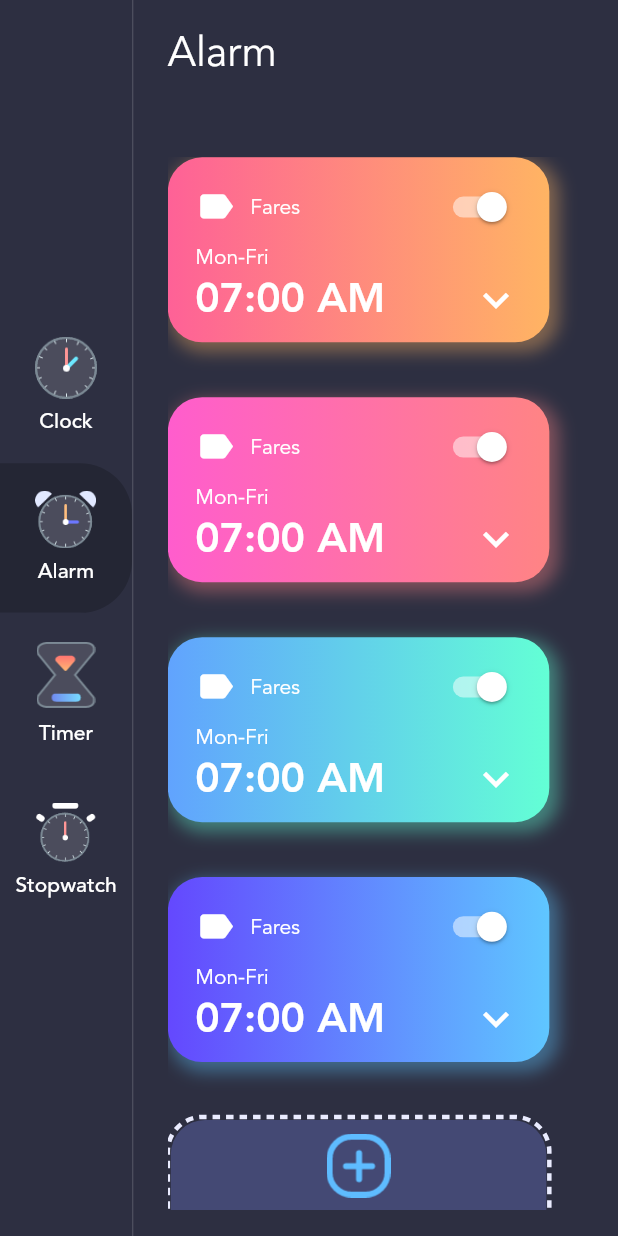
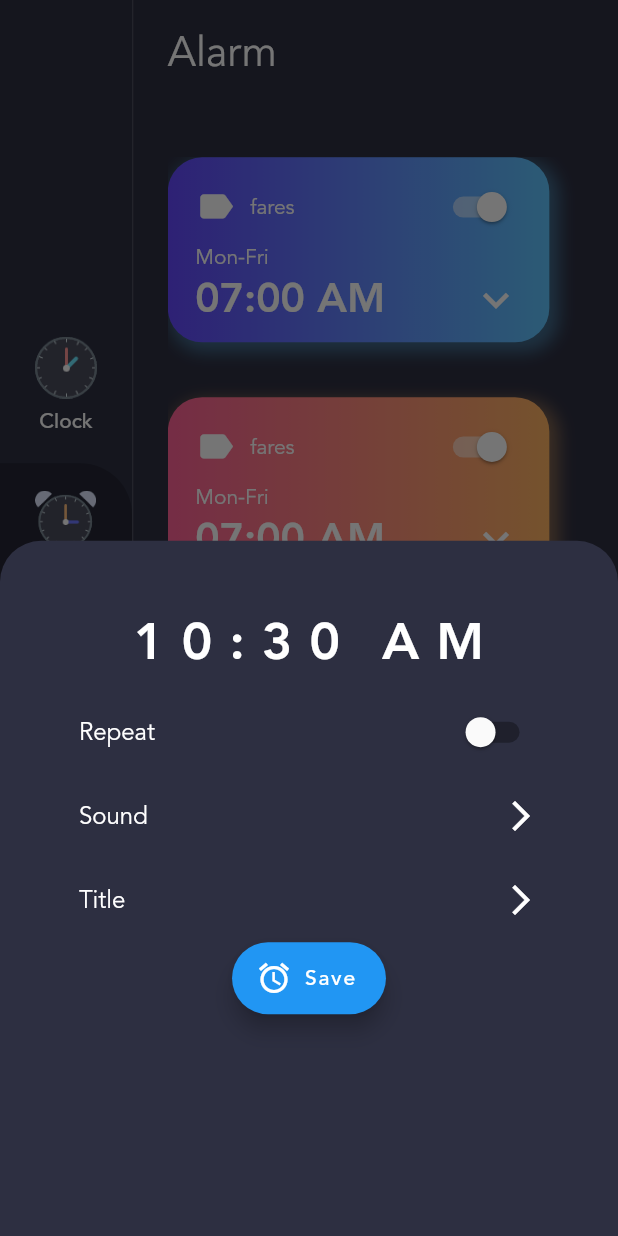
Before and after one commit to gen-eslam/clock_app, a Flutter app: the screen it shows after launch, after a tap on "Alarm", after a tap on "Add Alarm", on a phone screen of 412 x 824 dp. Run offline on Flutter 3.47's test engine with Material 2 defaults, Android fonts, the phone set to English and light mode, and no system bars; drawn by our look-alikes of dotted_border; our stand-ins replace awesome_notifications, flutter_screenutil, get, get_storage, sqflite; missing offline and left inert: dart:ffi; accounts and stored records are empty.

Commit message:
some changes

```diff
--- a/lib/controllers/home_page_controller.dart
+++ b/lib/controllers/home_page_controller.dart
@@ -1,20 +1,19 @@
 import 'dart:async';
 
-import 'package:clock_app/model/enums.dart';
-import 'package:clock_app/utils/constans_string.dart';
+
 import 'package:get/get.dart';
 import 'package:intl/intl.dart';
 
-import '../model/menu_info.dart';
-import '../model/static_data.dart';
+
 
 class HomePageController extends GetxController {
-  RxString formattedTime = DateFormat("hh:mm").format(DateTime.now()).obs;
+  RxString formattedTime = DateFormat.jm().format(DateTime.now()).obs;
   RxString formattedDate = DateFormat("EEE, d MMM").format(DateTime.now()).obs;
   String timeZoneString =
       DateTime.now().timeZoneOffset.toString().split('.').first;
   String offsetSign = '';
   int currentIndex = 0;
+
   // late MenuInfo currentMenuInfo = menuItems[0];
 
   @override
@@ -33,12 +32,15 @@ class HomePageController extends GetxController {
   void updateTime() {
     Timer.periodic(const Duration(seconds: 1), (timer) {
       formattedTime.value =
-          DateFormat("hh:mm").format(DateTime.now()).toString();
+          DateFormat.jm().format(DateTime.now()).toString();
     });
   }
-  void updateIndex(int index){
+
+  void updateIndex(int index) {
     currentIndex = index;
     update();
   }
 
+
+
 }
--- a/lib/main.dart
+++ b/lib/main.dart
@@ -1,24 +1,31 @@
+
+import 'package:awesome_notifications/awesome_notifications.dart';
 import 'package:clock_app/utils/bindings/binding.dart';
-import 'package:clock_app/utils/constans_string.dart';
+import 'package:clock_app/utils/constans/constans_string.dart';
 import 'package:clock_app/utils/routes/routes.dart';
+import 'package:clock_app/utils/services/database_helper.dart';
+import 'package:clock_app/utils/services/loacl_notification.dart';
 import 'package:clock_app/utils/theme/theme_app.dart';
 import 'package:flutter/material.dart';
 import 'package:flutter/services.dart';
-import 'package:flutter_local_notifications/flutter_local_notifications.dart';
 import 'package:flutter_screenutil/flutter_screenutil.dart';
 import 'package:get/get.dart';
-final FlutterLocalNotificationsPlugin flutterLocalNotificationsPlugin = FlutterLocalNotificationsPlugin();
 
-void main() {
+void main() async {
   WidgetsFlutterBinding.ensureInitialized();
-   SystemChrome.setPreferredOrientations([DeviceOrientation.portraitUp,DeviceOrientation.portraitDown]);
+  SystemChrome.setPreferredOrientations(
+      [DeviceOrientation.portraitUp, DeviceOrientation.portraitDown]);
+  NotificationService.initializeNotification();
+  NotificationService.requestNotificationPermission();
+  // DatabaseHelper.instance.database;
+
+
   runApp(const MyApp());
 }
 
 class MyApp extends StatelessWidget {
   const MyApp({super.key});
 
-  // This widget is the root of your application.
   @override
   Widget build(BuildContext context) {
     return ScreenUtilInit(
--- a/lib/model/alarm_info.dart
+++ b/lib/model/alarm_info.dart
@@ -1,13 +1,37 @@
 import 'package:flutter/material.dart';
 
+import '../utils/constans/constans_string.dart';
 import '../utils/theme/custom_colors.dart';
 
 class AlarmInfo {
+  int? id;
   DateTime alarmDataTime;
-  String description;
-  bool isActive;
-  List<Color> gradientColors;
+  String title;
+  bool isPending;
+  int gradientColors;
 
   AlarmInfo(
-      {required this.alarmDataTime, this.description="", this.isActive = false,this.gradientColors = GradientColors.sunset});
+      {this.id,
+      required this.alarmDataTime,
+      required this.title,
+      this.isPending = false,
+      this.gradientColors = 0});
+
+  factory AlarmInfo.fromJson(Map<String, dynamic> json) => AlarmInfo(
+        alarmDataTime: json[ConstanceString.columnDateTime],
+        title: json[ConstanceString.columnTitle],
+        id: json[ConstanceString.columnId],
+        gradientColors: json[ConstanceString.columnColorIndex],
+        isPending: json[ConstanceString.columnPending],
+      );
+
+  toJson() {
+    return {
+      ConstanceString.columnId: id,
+      ConstanceString.columnTitle: title,
+      ConstanceString.columnDateTime: alarmDataTime,
+      ConstanceString.columnPending: isPending,
+      ConstanceString.columnColorIndex: gradientColors,
+    };
+  }
 }
--- a/lib/model/static_data.dart
+++ b/lib/model/static_data.dart
@@ -1,10 +1,10 @@
-import 'package:clock_app/utils/theme/custom_colors.dart';
 import 'package:clock_app/view/screens/pages/clock_page.dart';
 import 'package:clock_app/view/screens/pages/stopwatch_page.dart';
 import 'package:clock_app/view/screens/pages/timer_page.dart';
 import 'package:flutter/material.dart';
 
-import '../utils/constans_string.dart';
+import '../utils/constans/constance_image.dart';
+import '../utils/constans/constans_string.dart';
 import '../view/screens/pages/alarm_page.dart';
 import 'alarm_info.dart';
 import 'enums.dart';
@@ -14,19 +14,19 @@ List<MenuInfo> menuItems = [
   MenuInfo(
       menuType: MenuType.clock,
       title: ConstanceString.clock,
-      imageSource: ConstanceString.clockImg),
+      imageSource: ConstanceImage.clockImg),
   MenuInfo(
       menuType: MenuType.alarm,
       title: ConstanceString.alarm,
-      imageSource: ConstanceString.alarmImg),
+      imageSource: ConstanceImage.alarmImg),
   MenuInfo(
       menuType: MenuType.timer,
       title: ConstanceString.timer,
-      imageSource: ConstanceString.timerImg),
+      imageSource: ConstanceImage.timerImg),
   MenuInfo(
       menuType: MenuType.stopwatch,
       title: ConstanceString.stopWatch,
-      imageSource: ConstanceString.stopWatchImg),
+      imageSource: ConstanceImage.stopWatchImg),
 ];
 
 List<Widget> pages = const [
@@ -38,8 +38,8 @@ List<Widget> pages = const [
 
 ///test data
 List<AlarmInfo> alarmInfo = [
-   AlarmInfo(alarmDataTime: DateTime.now(),description: "Fares",gradientColors: GradientColors.sunset,isActive: true),
-   AlarmInfo(alarmDataTime: DateTime.now(),description: "Fares",gradientColors: GradientColors.fire,isActive: false),
-   AlarmInfo(alarmDataTime: DateTime.now(),description: "Fares",gradientColors: GradientColors.sea,isActive: true ),
-   AlarmInfo(alarmDataTime: DateTime.now(),description: "Fares",gradientColors: GradientColors.sky,isActive: true),
+   AlarmInfo(title: "fares",alarmDataTime: DateTime.now(),gradientColors: 0,isPending: true),
+   AlarmInfo(title: "fares",alarmDataTime: DateTime.now(),gradientColors:1,isPending: false),
+   AlarmInfo(title: "fares",alarmDataTime: DateTime.now(),gradientColors: 2,isPending: true ),
+   AlarmInfo(title: "fares",alarmDataTime: DateTime.now(),gradientColors: 0,isPending: true),
 ];
--- /dev/null
+++ b/lib/utils/constans/constance_image.dart
@@ -0,0 +1,7 @@
+class ConstanceImage{
+  static const String alarmImg = "assets/alarm_icon.png";
+  static const String addAlarmImg = "assets/add_alarm.png";
+  static const String clockImg = "assets/clock_icon.png";
+  static const String stopWatchImg = "assets/stopwatch_icon.png";
+  static const String timerImg = "assets/timer_icon.png";
+}
--- /dev/null
+++ b/lib/utils/constans/constans_string.dart
@@ -0,0 +1,32 @@
+class ConstanceString{
+  static const String appName = "Clock App";
+
+
+    /// font family todo change it to theme
+    static const String fontFamily = "avenir";
+
+    /// home Screen
+    static const String clock = "Clock";
+    static const String alarm = "Alarm";
+    static const String timer = "Timer";
+    static const String stopWatch = "Stopwatch";
+
+    /// clock screen
+    static const String timeZone = "Timezone";
+
+    ///Alarm screen
+    static const String addAlarm = "Add Alarm";
+
+
+
+    ///database helper
+  static int version = 1;
+  static String databaseName = "alarm.db";
+  static String tableName = "alarm";
+  static String columnId = "id";
+  static String columnTitle = "title";
+  static String columnDateTime = "alarmDateTime";
+  static String columnPending = "isPending";
+  static String columnColorIndex = "gradientColorIndex";
+
+}
--- a/lib/utils/constans_string.dart
+++ /dev/null
@@ -1,22 +0,0 @@
-class ConstanceString{
-  static const String appName = "Clock App";
-
-
-  /// Image path
-    static const String alarmImg = "assets/alarm_icon.png";
-    static const String addAlarmImg = "assets/add_alarm.png";
-    static const String clockImg = "assets/clock_icon.png";
-    static const String stopWatchImg = "assets/stopwatch_icon.png";
-    static const String timerImg = "assets/timer_icon.png";
-
-    /// font family
-    static const String fontFamily = "avenir";
-
-    /// home Screen
-    static const String clock = "Clock";
-    static const String alarm = "Alarm";
-    static const String timer = "Timer";
-    static const String stopWatch = "Stopwatch";
-
-
-}
--- a/lib/utils/services/loacl_notification.dart
+++ b/lib/utils/services/loacl_notification.dart
@@ -1,12 +1,63 @@
-import 'package:flutter_local_notifications/flutter_local_notifications.dart';
+import 'dart:ffi';
+import 'dart:math';
 
-import '../constans_string.dart';
+import 'package:awesome_notifications/awesome_notifications.dart';
+import 'package:flutter/material.dart';
 
-class LocalNotification{
-  static  Future  init(FlutterLocalNotificationsPlugin flutterLocalNotificationsPlugin)async{
-    AndroidInitializationSettings androidInitializationSettings = const AndroidInitializationSettings(ConstanceString.clockImg);
+class NotificationService {
 
+  static Future<bool> initializeNotification()async{
+   return await AwesomeNotifications().initialize(null, [
+      NotificationChannel(
+        channelKey: 'scheduled_notification',
+        channelName: 'Scheduled Notification',
+        channelDescription: 'Notification channel',
+        defaultPrivacy: NotificationPrivacy.Secret,
+        importance: NotificationImportance.Max,
+        channelShowBadge: true,
+        playSound: true,
+
+
+      )
+
+    ]);
+  }
+  static Future<bool> requestNotificationPermission()async{
+     bool isAllowed = await   AwesomeNotifications().isNotificationAllowed();
+
+     if(!isAllowed){
+       return await  AwesomeNotifications().requestPermissionToSendNotifications();
+
+
+     }
+     return true;
 
   }
 
+  static Future<bool> createScheduleNotification() async {
+    return await AwesomeNotifications().createNotification(
+        content: NotificationContent(
+            id: Random().nextInt(1000),
+            channelKey: "scheduled_notification",
+          title: "fares",
+          body: "faressssssssssssssssssssssssssssssssssssssssssssssssssssssssss",
+          displayOnBackground: true,
+          criticalAlert: true,
+
+
+
+          wakeUpScreen: true,
+
+        ),
+      schedule: NotificationCalendar(
+        day: DateTime.now().day,
+        second: DateTime.now().second+2,
+        hour: DateTime.now().hour,
+        month: DateTime.now().month,
+        allowWhileIdle: true,
+
+
+      ),
+    );
+  }
 }
--- a/lib/utils/theme/theme_app.dart
+++ b/lib/utils/theme/theme_app.dart
@@ -1,4 +1,4 @@
-import 'package:clock_app/utils/constans_string.dart';
+import 'package:clock_app/utils/constans/constans_string.dart';
 import 'package:flutter/material.dart';
 
 import 'custom_colors.dart';
@@ -8,6 +8,7 @@ class ThemeApp{
   static ThemeData lightTheme = ThemeData();
   static ThemeData darkTheme = ThemeData(
     scaffoldBackgroundColor: CustomColors.pageBackgroundColor,
-    fontFamily: ConstanceString.fontFamily ,
+    fontFamily: ConstanceString.fontFamily,
+
   );
 }
--- a/lib/view/screens/home_screen.dart
+++ b/lib/view/screens/home_screen.dart
@@ -34,7 +34,6 @@ class HomeScreen extends GetWidget<HomePageController> {
             ),
             Expanded(
               child: GetBuilder<HomePageController>(builder: (logic) {
-                print("status 1");
                 return Container(
                   padding: const EdgeInsets.symmetric(
                     horizontal: 20,
--- a/lib/view/screens/pages/alarm_page.dart
+++ b/lib/view/screens/pages/alarm_page.dart
@@ -1,13 +1,19 @@
+import 'package:clock_app/controllers/home_page_controller.dart';
 import 'package:clock_app/model/static_data.dart';
-import 'package:clock_app/utils/constans_string.dart';
+import 'package:clock_app/utils/constans/constans_string.dart';
+import 'package:clock_app/utils/theme/theme_app.dart';
 import 'package:clock_app/view/widgets/alarm_card.dart';
+import 'package:clock_app/view/widgets/bottom_sheet.dart';
 import 'package:dotted_border/dotted_border.dart';
 import 'package:flutter/material.dart';
 import 'package:flutter_screenutil/flutter_screenutil.dart';
+import 'package:get/get.dart';
 
+import '../../../utils/constans/constance_image.dart';
+import '../../../utils/services/loacl_notification.dart';
 import '../../../utils/theme/custom_colors.dart';
 
-class AlarmPage extends StatelessWidget {
+class AlarmPage extends GetWidget<HomePageController> {
   const AlarmPage({Key? key}) : super(key: key);
 
   @override
@@ -35,13 +41,27 @@ class AlarmPage extends StatelessWidget {
               Container(
                 margin: EdgeInsetsDirectional.only(bottom: 32.r, end: 20.r),
                 child: GestureDetector(
-                  onTap: () {},
+                  onTap: () {
+                    showModalBottomSheet(
+                        useRootNavigator: true,
+                        useSafeArea: true,
+                        clipBehavior: Clip.antiAlias,
+                        shape: RoundedRectangleBorder(
+                            borderRadius: BorderRadius.vertical(
+                                top: const Radius.circular(24).r)),
+                        backgroundColor:
+                            Theme.of(context).scaffoldBackgroundColor,
+                        context: context,
+                        builder: (context) {
+                          return const CustomBottomSheet();
+                        });
+                  },
                   child: DottedBorder(
                     strokeWidth: 3,
                     color: CustomColors.clockOutline,
                     borderType: BorderType.RRect,
-                    radius: Radius.circular(20).r,
-                    dashPattern: [5, 4],
+                    radius: const Radius.circular(20).r,
+                    dashPattern: const [5, 4],
                     child: Container(
                       width: double.infinity,
                       padding: const EdgeInsets.symmetric(
@@ -55,13 +75,13 @@ class AlarmPage extends StatelessWidget {
                         mainAxisAlignment: MainAxisAlignment.center,
                         children: [
                           Image.asset(
-                            ConstanceString.addAlarmImg,
+                            ConstanceImage.addAlarmImg,
                             scale: 1.5,
                           ),
                           SizedBox(
                             height: 8.r,
                           ),
-                          Text("Add Alarm",
+                          const Text(ConstanceString.addAlarm,
                               style: TextStyle(color: Colors.white)),
                         ],
                       ),
@@ -75,4 +95,6 @@ class AlarmPage extends StatelessWidget {
       ],
     );
   }
+
+
 }
--- a/lib/view/screens/pages/clock_page.dart
+++ b/lib/view/screens/pages/clock_page.dart
@@ -1,5 +1,5 @@
 import 'package:clock_app/controllers/home_page_controller.dart';
-import 'package:clock_app/utils/constans_string.dart';
+import 'package:clock_app/utils/constans/constans_string.dart';
 import 'package:flutter/material.dart';
 import 'package:flutter_screenutil/flutter_screenutil.dart';
 import 'package:get/get.dart';
@@ -29,16 +29,25 @@ class ClockPage extends GetWidget<HomePageController> {
             children: [
               Obx(
                     () =>
-                    Text(
-                      controller.formattedTime.value,
-                      style: TextStyle(
-                          color: Colors.white, fontSize: 64.sp),
+                    RichText(
+
+                      text: TextSpan(
+                        style: TextStyle(
+                            color: Colors.white, fontSize: 64.sp),
+                        text: controller.formattedTime.value.split(" ").first,
+                        children: [
+                          TextSpan(
+                            text: " ${controller.formattedTime.value.split(" ").last}",
+                            style: TextStyle(
+                                color: Colors.white, fontSize: 40.sp),                          ),
+                        ]
+                      ),
                     ),
               ),
               Obx(
                     () =>
                     Text(
-                      "   ${controller.formattedDate.value}",
+                      "${controller.formattedDate.value}",
                       style: TextStyle(
                           color: Colors.white, fontSize: 18.sp),
                     ),
@@ -60,7 +69,7 @@ class ClockPage extends GetWidget<HomePageController> {
             crossAxisAlignment: CrossAxisAlignment.start,
             children: [
               Text(
-                "Timezone",
+                ConstanceString.timeZone,
                 style:
                 TextStyle(color: Colors.white, fontSize: 24.sp),
               ),
--- a/lib/view/widgets/alarm_card.dart
+++ b/lib/view/widgets/alarm_card.dart
@@ -18,7 +18,7 @@ class AlarmCard extends StatelessWidget {
       decoration: BoxDecoration(
         boxShadow: [
           BoxShadow(
-            color: alarmInfo.gradientColors.last.withOpacity(0.4),
+            color: GradientTemplate.gradientTemplate[alarmInfo.gradientColors].colors.last.withOpacity(0.4),
             blurRadius: 8.r,
             spreadRadius: 2,
             offset: Offset(4,4),
@@ -26,7 +26,7 @@ class AlarmCard extends StatelessWidget {
           ),
         ],
         gradient:  LinearGradient(
-          colors: alarmInfo.gradientColors,
+          colors: GradientTemplate.gradientTemplate[alarmInfo.gradientColors].colors,
           begin: AlignmentDirectional.centerStart,
           end: AlignmentDirectional.centerEnd,
         ),
@@ -46,7 +46,7 @@ class AlarmCard extends StatelessWidget {
                 width: 8.w,
               ),
               Text(
-                alarmInfo.description,
+                alarmInfo.title,
                 style: TextStyle(color: Colors.white),
               ),
               Spacer(),
--- /dev/null
+++ b/lib/view/widgets/bottom_sheet.dart
@@ -0,0 +1,86 @@
+import 'package:flutter/material.dart';
+import 'package:flutter_screenutil/flutter_screenutil.dart';
+import 'package:intl/intl.dart';
+
+class CustomBottomSheet extends StatefulWidget {
+  const CustomBottomSheet({super.key});
+
+  @override
+  State<CustomBottomSheet> createState() => _CustomBottomSheetState();
+}
+
+class _CustomBottomSheetState extends State<CustomBottomSheet> {
+  late DateTime _alarmTime;
+  bool _isRepeatSelected = false;
+  late String _alarmTimeString;
+
+  @override
+  void initState() {
+    _alarmTimeString = DateFormat.jm().format(DateTime.now());
+    _alarmTime = DateTime.now();
+    super.initState();
+  }
+
+  @override
+  Widget build(BuildContext context) {
+    return Container(
+      padding: EdgeInsets.all(32.r),
+      child: Column(
+        children: [
+          SizedBox(
+            width: double.infinity,
+            child: TextButton(
+              onPressed: () async {
+                TimeOfDay? selectedTime = await showTimePicker(
+                  context: context,
+                  initialTime: TimeOfDay.now(),
+
+                );
+                if (selectedTime != null) {
+                  final now = DateTime.now();
+                  var selectedDateTime = DateTime(now.year, now.month, now.day,
+                      selectedTime.hour, selectedTime.minute);
+                  _alarmTime = selectedDateTime;
+                  setState(() {
+                    _alarmTimeString =
+                        DateFormat.jm().format(selectedDateTime);
+                  });
+                }
+              },
+              child: Text(_alarmTimeString,
+                  style: TextStyle(
+                      color: Colors.white,fontWeight: FontWeight.w900 ,fontSize: 30.sp, letterSpacing: 10.r)),
+            ),
+          ),
+          ListTile(
+            title: Text('Repeat',style: TextStyle(color: Colors.white),),
+            trailing: Switch(
+              activeColor: Colors.white,
+              onChanged: (value) {
+                setState(() {
+                  _isRepeatSelected = value;
+                });
+              },
+              value: _isRepeatSelected,
+            ),
+          ),
+          ListTile(
+            title: Text('Sound', style: TextStyle(color: Colors.white)),
+            trailing: Icon(Icons.arrow_forward_ios,color: Colors.white),
+          ),
+          ListTile(
+            title: Text('Title',style: TextStyle(color: Colors.white)),
+            trailing: Icon(Icons.arrow_forward_ios,color: Colors.white,),
+          ),
+          FloatingActionButton.extended(
+            onPressed: () {
+              // onSaveAlarm(_isRepeatSelected);
+            },
+            icon: Icon(Icons.alarm),
+            label: Text('Save',),
+          ),
+        ],
+      ),
+    );
+  }
+}
--- a/pubspec.yaml
+++ b/pubspec.yaml
@@ -18,7 +18,8 @@ dependencies:
   get_storage: ^2.1.1
   intl: ^0.18.1
   dotted_border: ^2.0.0+3
-  flutter_local_notifications: ^14.1.1
+  awesome_notifications: ^0.6.19
+  sqflite: ^2.2.8+4
 
 dev_dependencies:
   flutter_test:
```
Also changed, not shown: lib/utils/services/database_helper.dart (added, +43 -0 lines), pubspec.lock, 2 other files.
